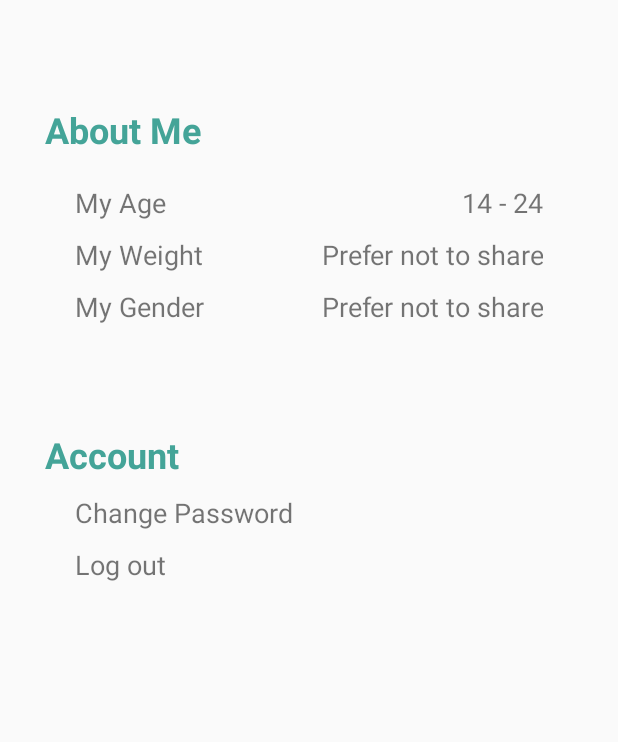
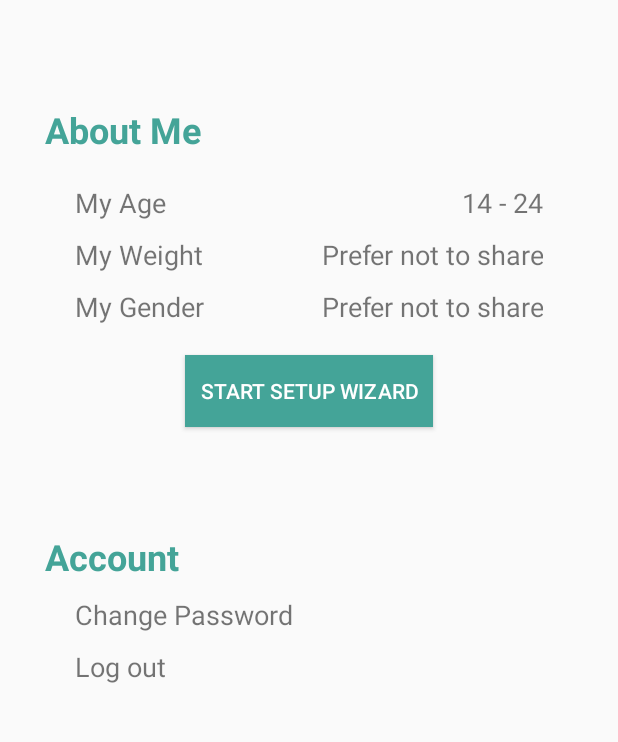
Before and after one commit to Ericwhh/Beproductiv, an Android app: the Settings screen opened directly, with no data from a screen before it, on a phone screen of 412 x 824 dp, the part 111-853 px from its top. Run offline under Robolectric (Android 15) with nearby library versions, the phone set to English and light mode, and no system bars.

Commit message:
Added temp button in settings to go to start up wizard

```diff
--- a/app/src/main/java/ca/bcit/beproductiv/Settings.java
+++ b/app/src/main/java/ca/bcit/beproductiv/Settings.java
@@ -1,6 +1,8 @@
 package ca.bcit.beproductiv;
 
+import android.content.Intent;
 import android.os.Bundle;
+import android.view.View;
 import android.widget.TextView;
 
 import androidx.appcompat.app.AppCompatActivity;
@@ -16,4 +18,9 @@ public class Settings extends AppCompatActivity {
 
 
     }
+
+    public void startSetUpWizard(View view) {
+        Intent intent = new Intent(Settings.this, SettingsWizardActivity.class);
+        startActivity(intent);
+    }
 }
--- a/app/src/main/res/layout/activity_settings.xml
+++ b/app/src/main/res/layout/activity_settings.xml
@@ -89,6 +89,17 @@
             android:textAlignment="textEnd">
         </TextView>
     </LinearLayout>
+    <Button
+        android:layout_width="wrap_content"
+        android:layout_height="wrap_content"
+        android:text="Start Setup Wizard"
+        android:background="@color/colorAccent"
+        android:textColor="#FFFFFF"
+        android:padding="10dp"
+        android:layout_marginTop="20dp"
+        android:onClick="startSetUpWizard"/>
+
+
     <TextView
         android:layout_width="match_parent"
         android:layout_height="wrap_content"
```
